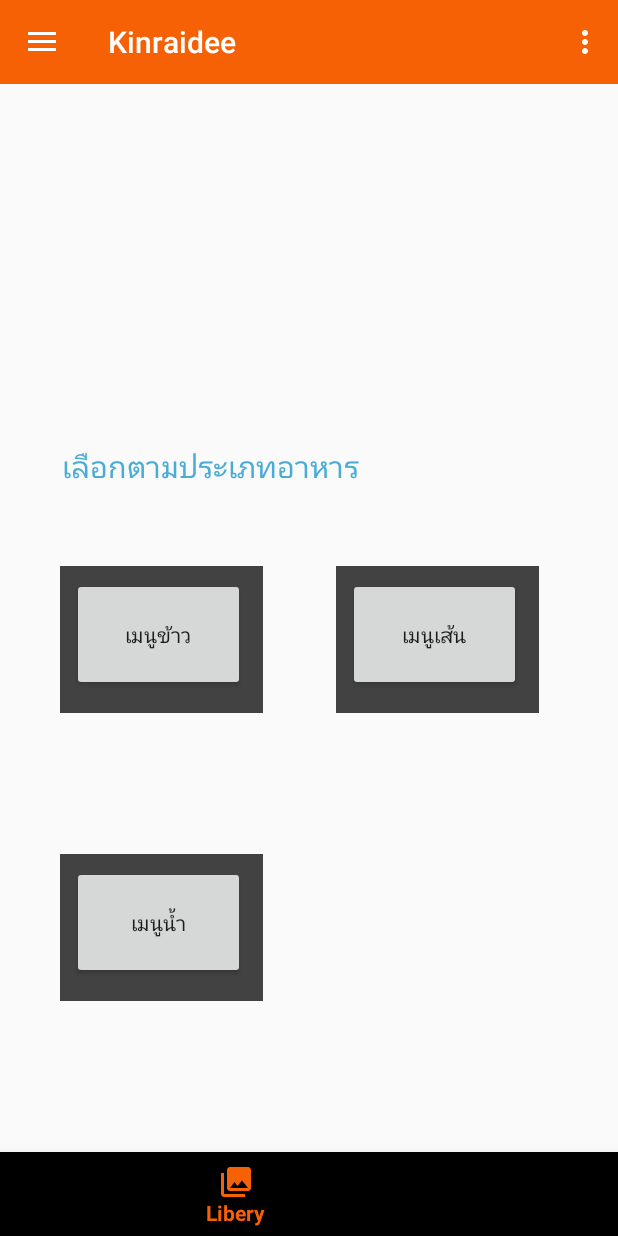
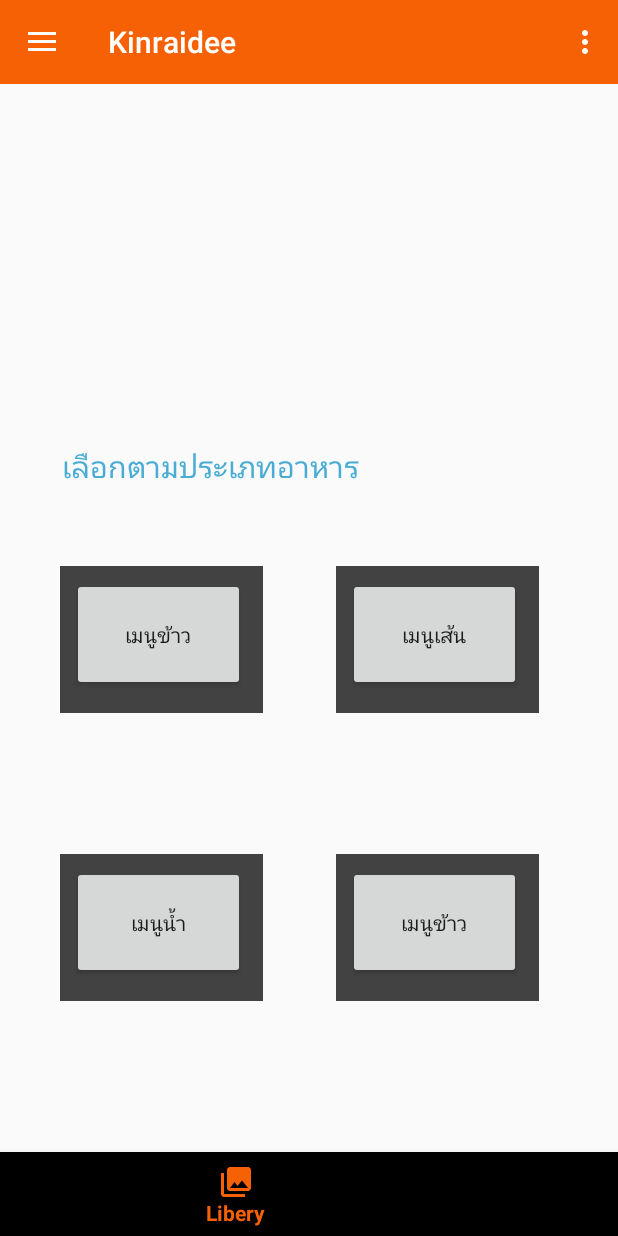
Before and after one commit to Takter10/Kin01, an Android app: the screen it shows after launch (MainActivity), item 2 of the bottom bar chosen, on a phone screen of 412 x 824 dp. Run offline under Robolectric (Android 15) with nearby library versions, the phone set to English and light mode, and no system bars; our stand-ins replace Firebase (no records; nobody signed in at launch, a user with empty details on screens opened directly), Picasso.

Commit message:
fragment

```diff
--- a/app/src/main/res/layout/fragment_content.xml
+++ b/app/src/main/res/layout/fragment_content.xml
@@ -50,7 +50,7 @@
         android:layout_marginEnd="8dp"
         android:layout_marginStart="8dp"
         android:layout_marginTop="28dp"
-        android:background="@color/colorPrimaryDark"
+        android:theme="@style/Theme.Design.Light.NoActionBar"
         android:shadowColor="@android:color/black"
         android:text="เมนูเน้ำ "
         app:layout_constraintEnd_toEndOf="parent"
@@ -87,7 +87,9 @@
         app:layout_constraintEnd_toStartOf="@+id/button4"
         app:layout_constraintStart_toStartOf="parent"
         app:layout_constraintTop_toBottomOf="@+id/button4"
-        tools:ignore="MissingConstraints" />
+        tools:ignore="MissingConstraints"
+        android:layout_marginRight="8dp"
+        android:layout_marginLeft="28dp" />
 
 
 
--- a/app/src/main/res/layout/fragment_libary.xml
+++ b/app/src/main/res/layout/fragment_libary.xml
@@ -122,6 +122,39 @@
 
     </LinearLayout>
 
+    <LinearLayout
+        android:layout_width="135dp"
+        android:layout_height="98dp"
+        android:layout_marginBottom="8dp"
+        android:layout_marginEnd="8dp"
+        android:layout_marginStart="8dp"
+        android:layout_marginTop="8dp"
+        android:background="@color/cardview_dark_background"
+        app:layout_constraintBottom_toBottomOf="parent"
+        app:layout_constraintEnd_toEndOf="parent"
+        app:layout_constraintHorizontal_bias="0.828"
+        app:layout_constraintStart_toStartOf="parent"
+        app:layout_constraintTop_toTopOf="parent"
+        app:layout_constraintVertical_bias="0.858">
+
+        <Button
+            android:id="@+id/FU"
+            android:layout_width="115dp"
+            android:layout_height="75dp"
+            android:layout_marginBottom="8dp"
+            android:layout_marginEnd="8dp"
+            android:layout_marginStart="8dp"
+            android:layout_marginTop="8dp"
+            android:text="เมนูข้าว"
+            app:layout_constraintBottom_toBottomOf="parent"
+            app:layout_constraintEnd_toEndOf="parent"
+            app:layout_constraintStart_toStartOf="parent"
+            app:layout_constraintTop_toTopOf="parent"
+            app:layout_constraintVertical_bias="0.403" />
+
+
+    </LinearLayout>
+
 
 
 </android.support.constraint.ConstraintLayout>
```
Also changed, not shown: app/src/main/res/layout/card.xml (+5 -3 lines), app/src/main/res/layout/food_item.xml (+24 -18 lines), app/src/main/res/layout/fragment_recycler.xml (deleted, +0 -86 lines).
